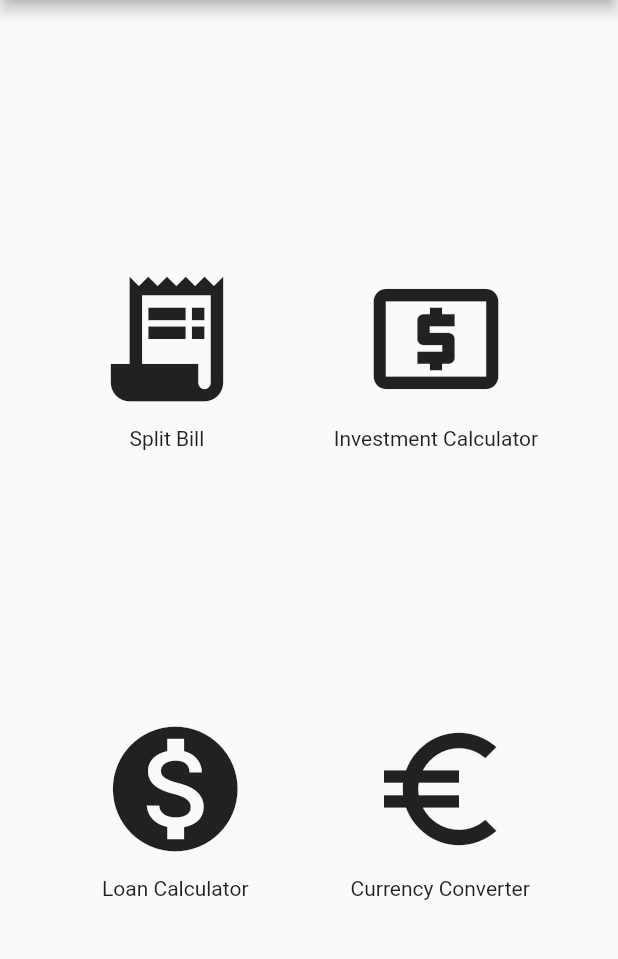
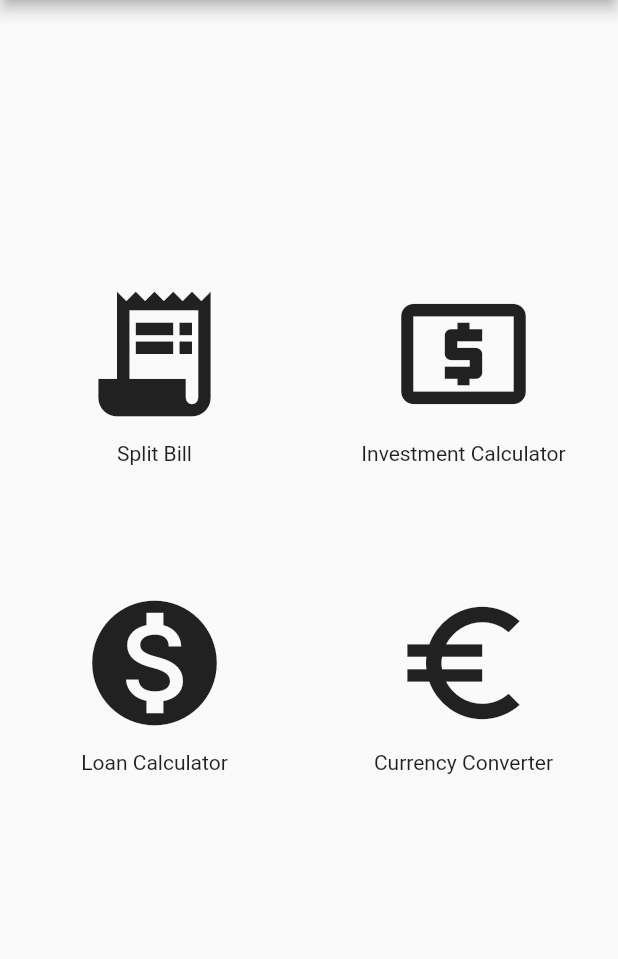
Before and after one commit to firdausly/CalculationModuleFlutter, a Flutter app: the MainCalculationPage screen opened directly, on a phone screen of 412 x 824 dp, the part 84-1043 px from its top. Run offline on Flutter 3.47's test engine with Material 2 defaults, Android fonts, the phone set to English and light mode, and no system bars; Roboto replaces fonts that are missing (Georgia).

Commit message:
change to gridview instead

```diff
--- a/lib/MainCalculationPage.dart
+++ b/lib/MainCalculationPage.dart
@@ -18,21 +18,15 @@ class MainCalculationPage extends StatelessWidget {
     return Scaffold(
         appBar: AppBar(title: Text('Calculation')),
         body: Center(
-            child: Column(
-              mainAxisAlignment: MainAxisAlignment.spaceEvenly,
-              children: <Widget>[
-
-
-
-
-
-                Row(
-                    mainAxisAlignment: MainAxisAlignment.spaceEvenly,
+            child: GridView.count(
+              shrinkWrap: true,
+              crossAxisCount: 2,
                 children: <Widget>[
 
 
                   //column cuz wanna add text just below the iconbutton
-                      Column(children: <Widget>[
+                  Column(
+                    children: [
                       IconButton(
                         icon: Icon(Icons.receipt_long),
                         tooltip: 'Split Bill',
@@ -42,10 +36,14 @@ class MainCalculationPage extends StatelessWidget {
                               MaterialPageRoute(builder: (context) => SplitBill()));
                         },
                       ),
+
                       Text('Split Bill'),
-                      ]),
+                    ],
+                  ),
 
-                      Column(children: <Widget>[
+
+                  Column(
+                    children: [
                       IconButton(
                         icon: Icon(Icons.local_atm),
                         iconSize: 100,
@@ -55,20 +53,14 @@ class MainCalculationPage extends StatelessWidget {
                               MaterialPageRoute(builder: (context) => InvestmentCalculator()));
                         },
                       ),
-                        Text('Investment Calculator')
-                      ])
+
+                      Text('Investment Calculator'),
+                    ],
+                  ),
 
 
-                    ]),
-
-
-                Row(
-                    mainAxisAlignment: MainAxisAlignment.spaceEvenly,
-                    children: <Widget>[
-
-
-                      //column cuz wanna add text just below the iconbutton
-                      Column(children: <Widget>[
+                  Column(
+                    children: [
                       IconButton(
                         icon: Icon(Icons.monetization_on),
                         iconSize: 100,
@@ -79,9 +71,13 @@ class MainCalculationPage extends StatelessWidget {
                         },
                       ),
                       Text('Loan Calculator'),
-                      ]),
+                    ],
+                  ),
 
-                      Column(children: <Widget>[
+
+
+                  Column(
+                    children: [
                       IconButton(
                         icon: Icon(Icons.euro_symbol),
                         iconSize: 100,
@@ -91,15 +87,13 @@ class MainCalculationPage extends StatelessWidget {
                               MaterialPageRoute(builder: (context) => CurrencyConverter()));
                         },
                       ),
-                        Text('Currency Converter')
-                      ])
+
+                      Text('Currency Converter'),
+                    ],
+                  ),
 
 
 
-                    ]),
-
-
-              ],
-            )));
+                ])));
   }
 }
```
Lines whose indentation alone changed are shown as unchanged.
